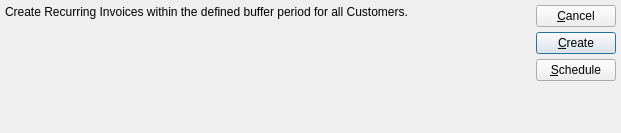
Before: the Qt Designer form guiclient/createRecurringInvoices.ui in Pegasus-RPG/xtuple-client, drawn with Qt 5.
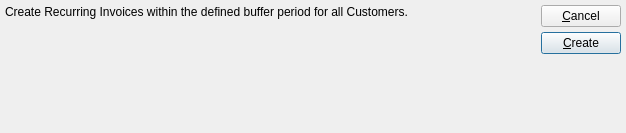
After: the same form once the commit is applied.

Commit message: Issue #9401:remove submitAction logic that was moved to xtbatch

Patch:
```diff
--- a/guiclient/createRecurringInvoices.ui
+++ b/guiclient/createRecurringInvoices.ui
@@ -13,7 +13,7 @@
    <rect>
     <x>0</x>
     <y>0</y>
-    <width>621</width>
+    <width>626</width>
     <height>133</height>
    </rect>
   </property>
@@ -71,13 +71,6 @@
          </property>
         </widget>
        </item>
-       <item>
-        <widget class="QPushButton" name="_submit">
-         <property name="text">
-          <string>&amp;Schedule</string>
-         </property>
-        </widget>
-       </item>
        <item>
         <spacer>
          <property name="orientation">
```
The commit also changes 36 other files.
